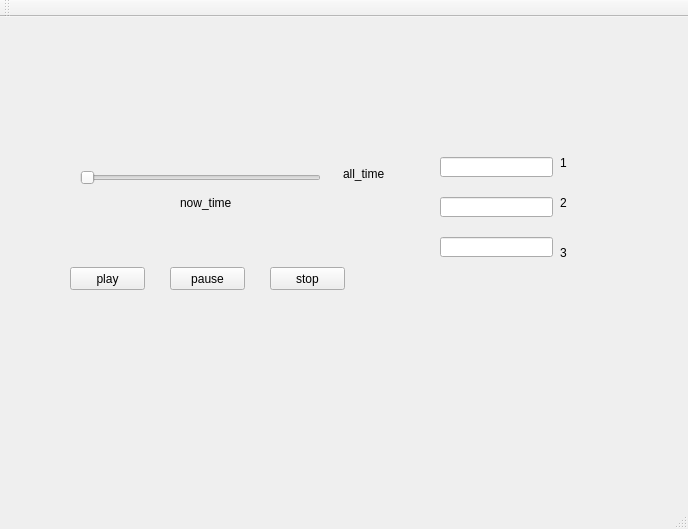
Above: mainwindow.ui from LiLiCha41/Qt_music_player before the change. Below: the same form after it.
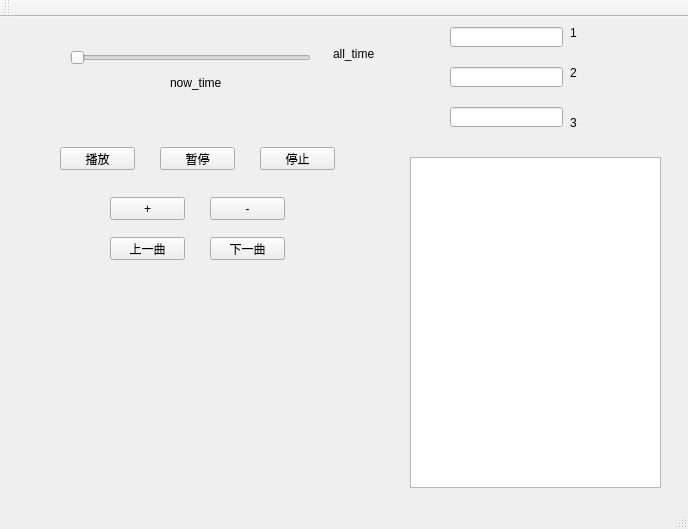
That is the form after the change.

Commit message: 加入音量，上下一曲，列表没有，整体需重构

The edit to the form file:
```diff
--- a/mainwindow.ui
+++ b/mainwindow.ui
@@ -17,47 +17,47 @@
    <widget class="QPushButton" name="pB_play">
     <property name="geometry">
      <rect>
-      <x>70</x>
-      <y>250</y>
+      <x>60</x>
+      <y>130</y>
       <width>75</width>
       <height>23</height>
      </rect>
     </property>
     <property name="text">
-     <string>play</string>
+     <string>播放</string>
     </property>
    </widget>
    <widget class="QPushButton" name="pB_pause">
     <property name="geometry">
      <rect>
-      <x>170</x>
-      <y>250</y>
+      <x>160</x>
+      <y>130</y>
       <width>75</width>
       <height>23</height>
      </rect>
     </property>
     <property name="text">
-     <string>pause</string>
+     <string>暂停</string>
     </property>
    </widget>
    <widget class="QPushButton" name="pB_stop">
     <property name="geometry">
      <rect>
-      <x>270</x>
-      <y>250</y>
+      <x>260</x>
+      <y>130</y>
       <width>75</width>
       <height>23</height>
      </rect>
     </property>
     <property name="text">
-     <string>stop</string>
+     <string>停止</string>
     </property>
    </widget>
    <widget class="QSlider" name="Slider">
     <property name="geometry">
      <rect>
-      <x>80</x>
-      <y>150</y>
+      <x>70</x>
+      <y>30</y>
       <width>241</width>
       <height>22</height>
      </rect>
@@ -69,8 +69,8 @@
    <widget class="QLineEdit" name="lineEdit1">
     <property name="geometry">
      <rect>
-      <x>440</x>
-      <y>140</y>
+      <x>450</x>
+      <y>10</y>
       <width>113</width>
       <height>20</height>
      </rect>
@@ -79,8 +79,8 @@
    <widget class="QLineEdit" name="lineEdit2">
     <property name="geometry">
      <rect>
-      <x>440</x>
-      <y>180</y>
+      <x>450</x>
+      <y>50</y>
       <width>113</width>
       <height>20</height>
      </rect>
@@ -89,8 +89,8 @@
    <widget class="QLabel" name="label">
     <property name="geometry">
      <rect>
-      <x>560</x>
-      <y>140</y>
+      <x>570</x>
+      <y>10</y>
       <width>54</width>
       <height>12</height>
      </rect>
@@ -102,8 +102,8 @@
    <widget class="QLabel" name="label_2">
     <property name="geometry">
      <rect>
-      <x>560</x>
-      <y>180</y>
+      <x>570</x>
+      <y>50</y>
       <width>54</width>
       <height>12</height>
      </rect>
@@ -115,8 +115,8 @@
    <widget class="QLabel" name="label_3">
     <property name="geometry">
      <rect>
-      <x>560</x>
-      <y>230</y>
+      <x>570</x>
+      <y>100</y>
       <width>54</width>
       <height>12</height>
      </rect>
@@ -128,8 +128,8 @@
    <widget class="QLineEdit" name="lineEdit3">
     <property name="geometry">
      <rect>
-      <x>440</x>
-      <y>220</y>
+      <x>450</x>
+      <y>90</y>
       <width>113</width>
       <height>20</height>
      </rect>
@@ -138,8 +138,8 @@
    <widget class="QLabel" name="lbl_all_time">
     <property name="geometry">
      <rect>
-      <x>343</x>
-      <y>141</y>
+      <x>333</x>
+      <y>21</y>
       <width>71</width>
       <height>31</height>
      </rect>
@@ -151,8 +151,8 @@
    <widget class="QLabel" name="lbl_now_time">
     <property name="geometry">
      <rect>
-      <x>180</x>
-      <y>170</y>
+      <x>170</x>
+      <y>50</y>
       <width>71</width>
       <height>31</height>
      </rect>
@@ -161,6 +161,68 @@
      <string>now_time</string>
     </property>
    </widget>
+   <widget class="QPushButton" name="pB_next">
+    <property name="geometry">
+     <rect>
+      <x>210</x>
+      <y>220</y>
+      <width>75</width>
+      <height>23</height>
+     </rect>
+    </property>
+    <property name="text">
+     <string>下一曲</string>
+    </property>
+   </widget>
+   <widget class="QPushButton" name="pB_last">
+    <property name="geometry">
+     <rect>
+      <x>110</x>
+      <y>220</y>
+      <width>75</width>
+      <height>23</height>
+     </rect>
+    </property>
+    <property name="text">
+     <string>上一曲</string>
+    </property>
+   </widget>
+   <widget class="QPushButton" name="pB_up">
+    <property name="geometry">
+     <rect>
+      <x>110</x>
+      <y>180</y>
+      <width>75</width>
+      <height>23</height>
+     </rect>
+    </property>
+    <property name="text">
+     <string>+</string>
+    </property>
+   </widget>
+   <widget class="QPushButton" name="pB_down">
+    <property name="geometry">
+     <rect>
+      <x>210</x>
+      <y>180</y>
+      <width>75</width>
+      <height>23</height>
+     </rect>
+    </property>
+    <property name="text">
+     <string>-</string>
+    </property>
+   </widget>
+   <widget class="QTextEdit" name="tE_list">
+    <property name="geometry">
+     <rect>
+      <x>410</x>
+      <y>140</y>
+      <width>251</width>
+      <height>331</height>
+     </rect>
+    </property>
+   </widget>
   </widget>
   <widget class="QMenuBar" name="menuBar">
    <property name="geometry">
```
The commit also changes 9 other files.
